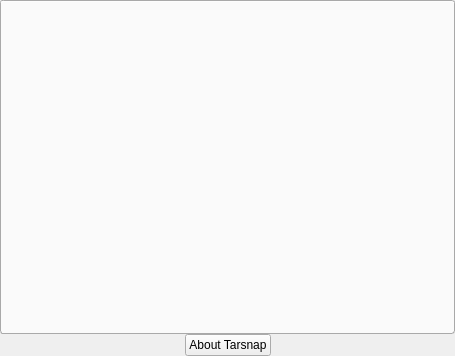
Above: forms/helpwidget.ui from Tarsnap/tarsnap-gui before the change. Below: the same form after it.
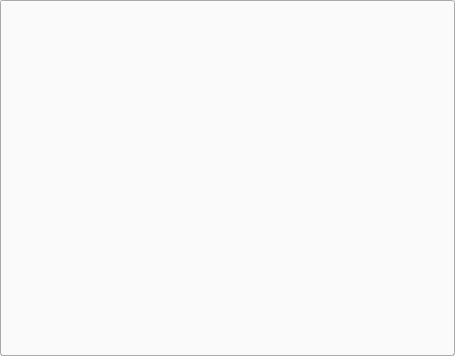
That is the form after the change. Custom widgets are drawn as their Qt base class.

Commit message:
MainWindow: take ownership of AboutDialog
This was previously part of HelpWidget.

Regarding the tests: keeping them in the HelpWidget test for now, same
rationale as the previous commit.

```diff
--- a/forms/helpwidget.ui
+++ b/forms/helpwidget.ui
@@ -24,28 +24,6 @@
     <number>0</number>
    </property>
    <item>
-    <widget class="QSplitter" name="splitter">
-     <property name="orientation">
-      <enum>Qt::Vertical</enum>
-     </property>
-     <widget class="QFrame" name="helpContainer">
-      <layout class="QVBoxLayout" name="verticalLayout" stretch="1,0">
-       <property name="spacing">
-        <number>0</number>
-       </property>
-       <property name="leftMargin">
-        <number>0</number>
-       </property>
-       <property name="topMargin">
-        <number>0</number>
-       </property>
-       <property name="rightMargin">
-        <number>0</number>
-       </property>
-       <property name="bottomMargin">
-        <number>0</number>
-       </property>
-       <item>
         <widget class="QTextBrowser" name="helpTabText">
          <property name="sizePolicy">
           <sizepolicy hsizetype="Preferred" vsizetype="Preferred">
@@ -78,62 +56,8 @@
          </property>
         </widget>
        </item>
-       <item>
-        <layout class="QHBoxLayout" name="helpButtons">
-         <property name="spacing">
-          <number>0</number>
-         </property>
-         <item>
-          <spacer name="helpButtonLeftSpacer">
-           <property name="orientation">
-            <enum>Qt::Horizontal</enum>
-           </property>
-           <property name="sizeHint" stdset="0">
-            <size>
-             <width>40</width>
-             <height>20</height>
-            </size>
-           </property>
-          </spacer>
-         </item>
-         <item>
-          <widget class="TPopupPushButton" name="aboutButton">
-           <property name="text">
-            <string>About Tarsnap</string>
-           </property>
-          </widget>
-         </item>
-         <item>
-          <spacer name="helpButtonRightSpacer">
-           <property name="orientation">
-            <enum>Qt::Horizontal</enum>
-           </property>
-           <property name="sizeHint" stdset="0">
-            <size>
-             <width>40</width>
-             <height>20</height>
-            </size>
-           </property>
-          </spacer>
-         </item>
-        </layout>
-       </item>
-      </layout>
-     </widget>
-    </widget>
-   </item>
-  </layout>
- </widget>
- <customwidgets>
-  <customwidget>
-   <class>TPopupPushButton</class>
-   <extends>QPushButton</extends>
-   <header>TPopupPushButton.h</header>
-  </customwidget>
- </customwidgets>
- <tabstops>
-  <tabstop>aboutButton</tabstop>
- </tabstops>
+  </layout>
+ </widget>
  <resources/>
  <connections/>
 </ui>
```
Lines whose indentation alone changed are shown as unchanged. The commit also changes 8 other files.
